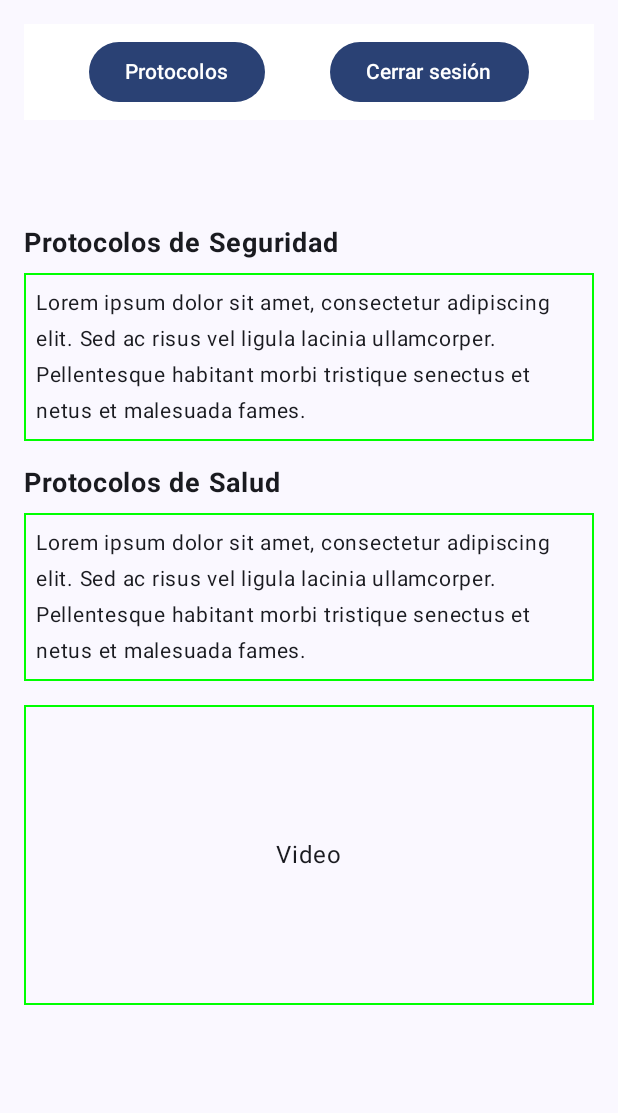
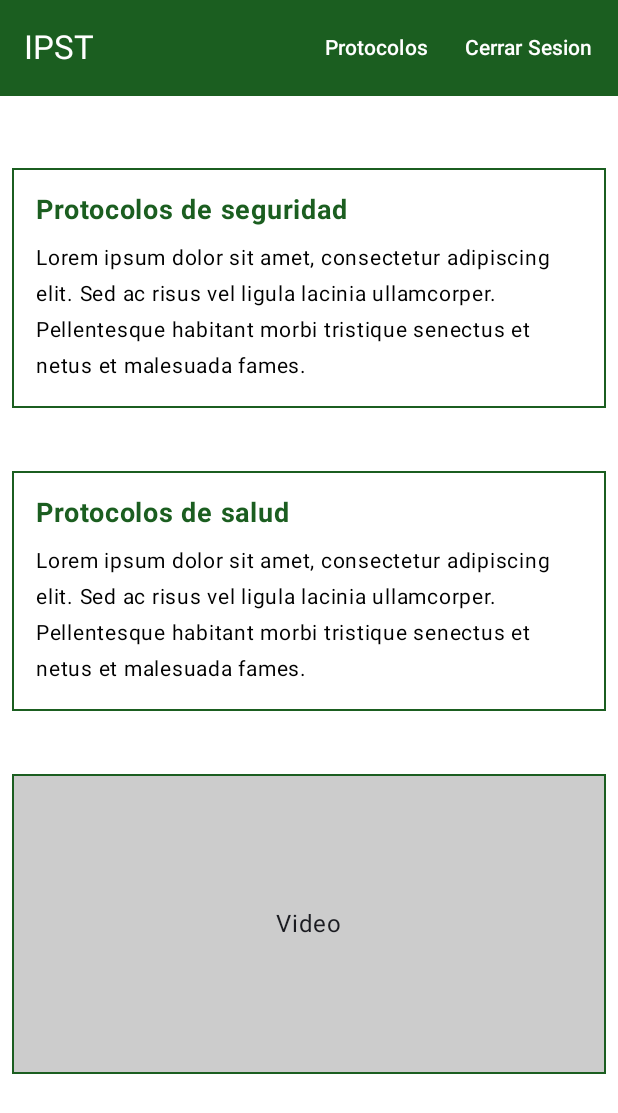
Before and after one commit to calebaguilar66/ProyectoAndroid, an Android app built with Jetpack Compose: the protocolos screen opened through its navigation route, on a phone screen of 412 x 824 dp. Shown: the top 1113 px of the screen. Run offline under Robolectric (Android 15) with nearby library versions, the phone set to English and light mode, and no system bars.

Commit message:
Modified Protocolos(Comp), Add TopAppBar(Comp) & Add CartaProcolo(Comp)

```diff
--- a/app/src/main/java/com/example/proyectoandroid/MainActivity.kt
+++ b/app/src/main/java/com/example/proyectoandroid/MainActivity.kt
@@ -23,6 +23,7 @@ import androidx.navigation.NavController
 import androidx.navigation.compose.NavHost
 import androidx.navigation.compose.composable
 import androidx.navigation.compose.rememberNavController
+import com.example.proyectoandroid.ui.theme.DarkGreen
 import com.example.proyectoandroid.ui.theme.ProyectoAndroidTheme
 
 //Clase Usuario con respectivas funciones de iniciar sesion y cerrar sesion
@@ -85,6 +86,8 @@ fun Login(modifier: Modifier = Modifier, navController: NavController) {
             modifier = Modifier.size(250.dp)
         )
 
+        Spacer(modifier = Modifier.height(16.dp))
+
         Column(
             modifier = modifier
                 .padding(16.dp),
@@ -94,6 +97,9 @@ fun Login(modifier: Modifier = Modifier, navController: NavController) {
             Text("Inicia sesión y descubre")
             Text("todo lo nuevo que tenemos para ti!")
         }
+
+        Spacer(modifier = Modifier.height(16.dp))
+
         Column(
             modifier = modifier
                 .padding(16.dp),
@@ -142,7 +148,7 @@ fun Login(modifier: Modifier = Modifier, navController: NavController) {
                     }
                 }
             }){
-                Text("Login")
+                Text("Login", color = Color.White)
             }
 
         }
@@ -156,68 +162,34 @@ fun Protocolos(modifier: Modifier = Modifier, navController: NavController){
     Column(
         modifier = modifier
             .fillMaxSize()
-            .padding(16.dp)
+            .background(Color.White)
     ){
-        // Top Bar (Parte superior de la aplicacion)
-        Row(
-            modifier = Modifier
-                .fillMaxWidth()
-                .background(Color.White)
-                .padding(vertical = 8.dp),
-            horizontalArrangement = Arrangement.SpaceEvenly
-        ){
-            Button(onClick = { navController.navigate("protocolos") }) {
-                Text("Protocolos")
-            }
-            Button(onClick = { Usuario.cerrarSesion(navController) }) {
-                Text("Cerrar sesión")
-            }
+        TopBar(navController)
 
-        }
-        Spacer(modifier = Modifier.height(70.dp))
+        Spacer(modifier = Modifier.height(40.dp))
 
-        // Cuerpo de la ventana de Protocolos
-        Text(
-            text = "Protocolos de Seguridad",
-            fontSize = 18.sp,
-            fontWeight = FontWeight.Bold,
-            modifier = Modifier.padding(bottom = 8.dp)
+        CartaProtocolo(
+            titulo = "Protocolos de seguridad",
+            contenido = "Lorem ipsum dolor sit amet, consectetur adipiscing elit. Sed ac risus vel ligula lacinia ullamcorper. Pellentesque habitant morbi tristique senectus et netus et malesuada fames."
         )
+
+        Spacer(modifier = Modifier.height(26.dp))
+
+        CartaProtocolo(
+            titulo = "Protocolos de salud",
+            contenido = "Lorem ipsum dolor sit amet, consectetur adipiscing elit. Sed ac risus vel ligula lacinia ullamcorper. Pellentesque habitant morbi tristique senectus et netus et malesuada fames."
+        )
+
+        Spacer(modifier = Modifier.height(26.dp))
+
         Box(
             modifier = Modifier
                 .fillMaxWidth()
-                .padding(bottom = 16.dp)
-                .border(1.dp, Color.Green)
                 .padding(8.dp)
-        ){
-            Text(
-                text = "Lorem ipsum dolor sit amet, consectetur adipiscing elit. Sed ac risus vel ligula lacinia ullamcorper. Pellentesque habitant morbi tristique senectus et netus et malesuada fames.",
-                fontSize = 14.sp
-            )
-        }
-        Text(
-            text = "Protocolos de Salud",
-            fontSize = 18.sp,
-            fontWeight = FontWeight.Bold,
-            modifier = Modifier.padding(bottom = 8.dp)
-        )
-        Box(
-            modifier = Modifier
-                .fillMaxWidth()
-                .padding(bottom = 16.dp)
-                .border(1.dp, Color.Green)
-                .padding(8.dp)
-        ){
-            Text(
-                text = "Lorem ipsum dolor sit amet, consectetur adipiscing elit. Sed ac risus vel ligula lacinia ullamcorper. Pellentesque habitant morbi tristique senectus et netus et malesuada fames.",
-                fontSize = 14.sp
-            )
-        }
-        Box(
-            modifier = Modifier
-                .fillMaxWidth()
                 .height(200.dp)
-                .border(1.dp, Color.Green)
+                .border(1.dp, DarkGreen)
+                .background(Color.LightGray),
+            contentAlignment = Alignment.Center
         ){
             Text(
                 "Video",
@@ -225,9 +197,53 @@ fun Protocolos(modifier: Modifier = Modifier, navController: NavController){
             )
         }
 
-
     }
 }
+@OptIn(ExperimentalMaterial3Api::class)
+@Composable
+fun TopBar(navController: NavController){
+    TopAppBar(
+        title = { Text("IPST", color = Color.White)},
+        actions = {
+            TextButton(onClick = {navController.navigate("protocolos") }) {
+                Text("Protocolos", color = Color.White)
+            }
+            TextButton(onClick = {Usuario.cerrarSesion(navController) }) {
+                Text("Cerrar Sesion", color = Color.White)
+            }
+
+        },
+        colors = TopAppBarDefaults.topAppBarColors(
+            containerColor = DarkGreen
+        )
+    )
+}
+
+@Composable
+fun CartaProtocolo(titulo : String, contenido: String){
+    Column(
+        modifier = Modifier
+            .fillMaxWidth()
+            .padding(8.dp)
+            .border(1.dp, DarkGreen)
+            .padding(16.dp)
+            .background(Color.White)
+    ) {
+        Text(
+            text = titulo,
+            fontSize = 18.sp,
+            fontWeight = FontWeight.Bold,
+            color = DarkGreen,
+            modifier = Modifier.padding(bottom = 8.dp)
+        )
+        Text(
+            text = contenido,
+            fontSize = 14.sp,
+            color = Color.Black
+        )
+    }
+}
+
 
 @Preview(showBackground = true)
 @Composable
```
